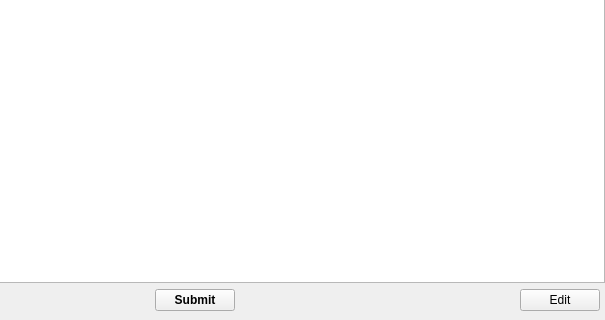
Qt form BaseClient/Source/ManageCategoryWidget.ui (WorksAhead/Base) before a commit; both pictures show x 215 to 820 and y 330 to 650 of the 820 by 650 pixel window.
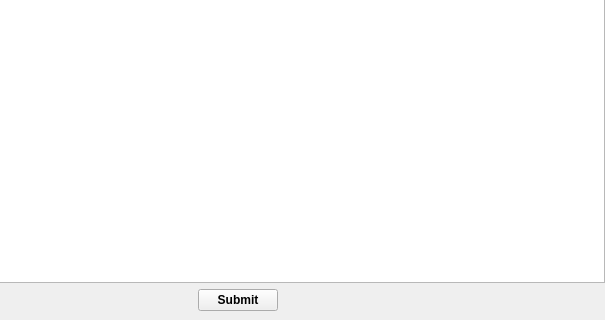
The same form after that commit.

The edit to the form file:
```diff
--- a/BaseClient/Source/ManageCategoryWidget.ui
+++ b/BaseClient/Source/ManageCategoryWidget.ui
@@ -89,13 +89,6 @@
        </property>
       </spacer>
      </item>
-     <item>
-      <widget class="QPushButton" name="editButton">
-       <property name="text">
-        <string>Edit</string>
-       </property>
-      </widget>
-     </item>
     </layout>
    </item>
   </layout>
```
